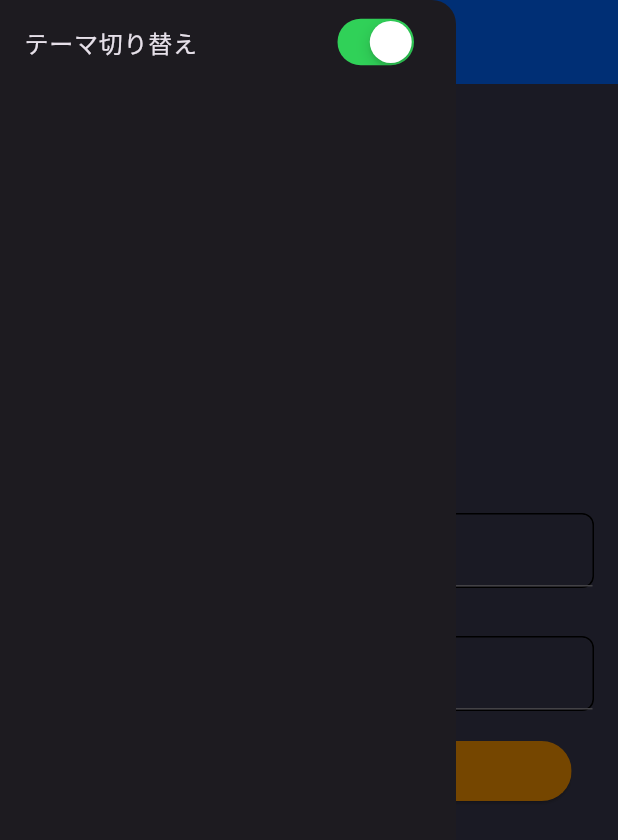
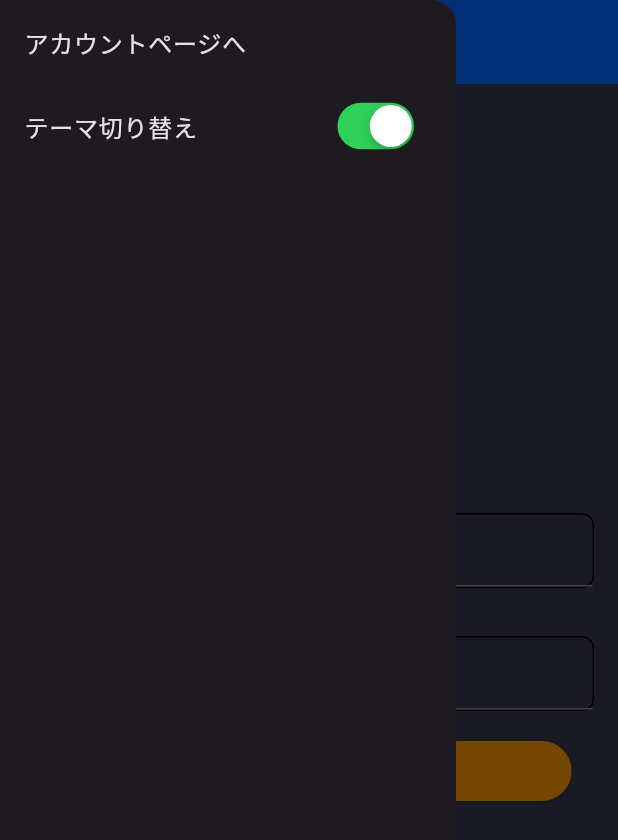
Before and after one commit to na0chan-go/text_sns, a Flutter app: the screen it shows after launch, with the side drawer open, on a phone screen of 412 x 824 dp. Shown: the top 840 px of the screen. Run offline on Flutter 3.47's test engine with Material 3 defaults, Android fonts, the phone set to English and light mode, and no system bars; our stand-ins replace cloud_firestore, firebase_auth, firebase_core, firebase_remote_config, flutter_dotenv, fluttertoast and 4 more; missing offline and left inert: minio_new; accounts and stored records are empty; generated files the repository leaves out were written again.

Commit message:
feat: ページ遷移機能を追加

```diff
--- a/lib/app/app.dart
+++ b/lib/app/app.dart
@@ -2,17 +2,20 @@
 import 'package:get/get.dart';
 import 'package:text_sns/app/themes.dart';
 import 'package:text_sns/controllers/theme_controller.dart';
+import 'package:text_sns/router/get_pages.dart';
 import '../flavors.dart';
 import '../view/pages/my_home_page/my_home_page.dart';
 
 class App extends StatelessWidget {
   const App({super.key});
-
+  static const path = '/';
   @override
   Widget build(BuildContext context) {
     final controller = Get.put(ThemeController());
     return Obx(() => GetMaterialApp(
           title: F.title,
+          getPages: GetPages.value,
+          initialRoute: path,
           theme: controller.rxIsDarkTheme.value
               ? Themes.darkTheme()
               : Themes.lightTheme(),
--- /dev/null
+++ b/lib/router/get_pages.dart
@@ -0,0 +1,11 @@
+import 'package:get/get.dart';
+import 'package:text_sns/view/pages/account_page.dart';
+
+class GetPages {
+  static final List<GetPage> value = [
+    GetPage(
+      name: AccountPage.path,
+      page: () => const AccountPage(),
+    )
+  ];
+}
--- a/lib/view/pages/my_home_page/original_drawer.dart
+++ b/lib/view/pages/my_home_page/original_drawer.dart
@@ -2,6 +2,7 @@
 import 'package:flutter/material.dart';
 import 'package:get/get.dart';
 import 'package:text_sns/controllers/theme_controller.dart';
+import 'package:text_sns/view/pages/account_page.dart';
 
 class OriginalDrawer extends StatelessWidget {
   const OriginalDrawer({super.key});
@@ -12,6 +13,10 @@
     return Drawer(
       child: ListView(
         children: [
+          ListTile(
+            title: const Text('アカウントページへ'),
+            onTap: () => Get.toNamed(AccountPage.path),
+          ),
           Obx(() => ListTile(
                 title: const Text('テーマ切り替え'),
                 trailing: CupertinoSwitch(
```
Also changed, not shown: lib/view/common/basic_page.dart (added, +20 -0 lines), lib/view/pages/account_page.dart (added, +16 -0 lines).
